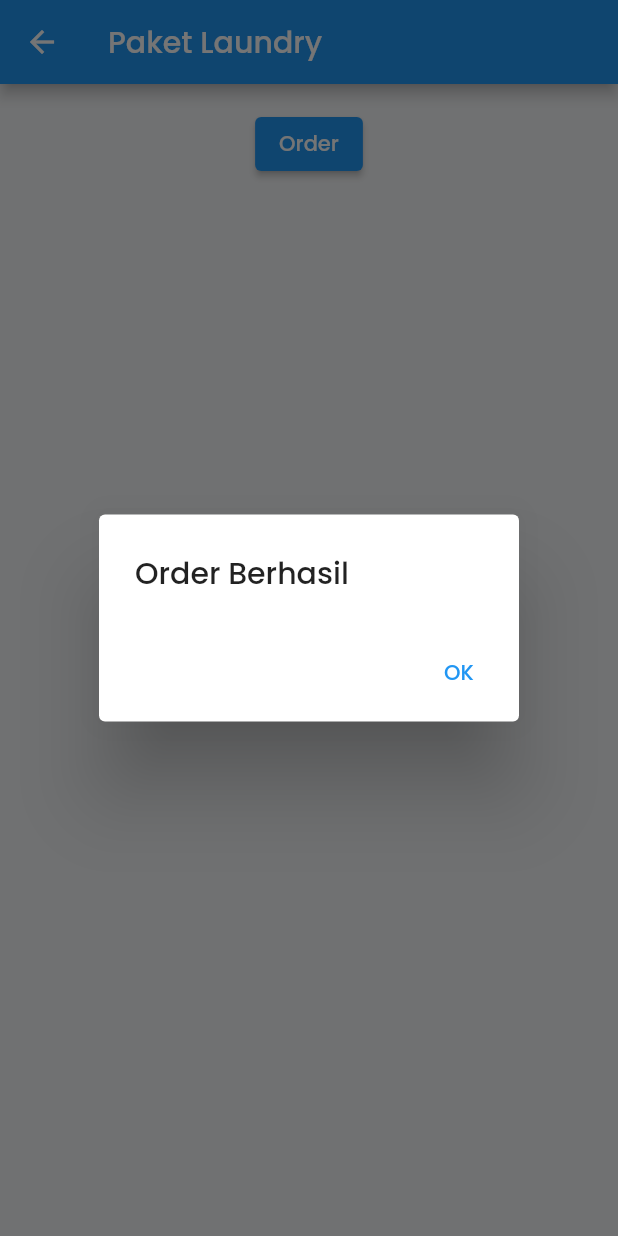
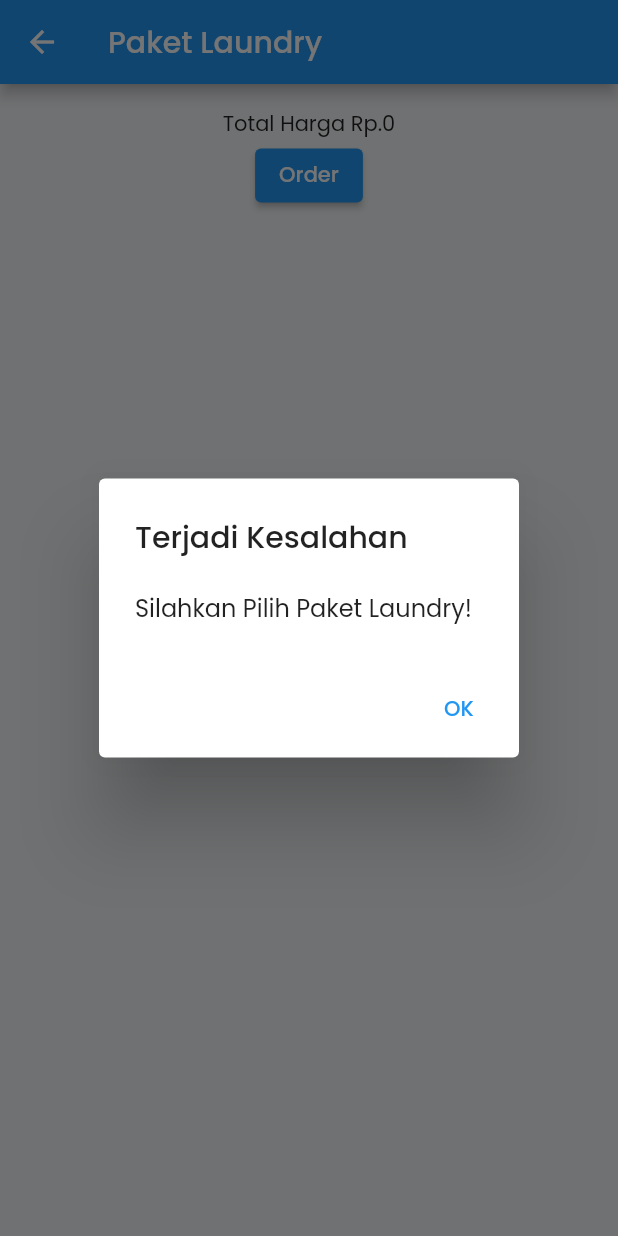
Before and after one commit to carolineadicahya/cleancare_laundry, a Flutter app: the AddOrder screen opened directly, after a tap on "Order", on a phone screen of 412 x 824 dp. Run offline on Flutter 3.47's test engine with Material 2 defaults, Android fonts, the phone set to English and light mode, and no system bars; our stand-ins replace cloud_firestore, firebase_auth, firebase_core, firebase_storage, flutter_screenutil, flutter_spinkit and 5 more; missing offline and left inert: flutter_polyline_points; accounts and stored records are empty.

Commit message:
dah order

```diff
--- a/lib/screen/user/pilih_paket.dart
+++ b/lib/screen/user/pilih_paket.dart
@@ -12,6 +12,7 @@ class _AddOrderState extends State<AddOrder> {
   final LaundryService laundryService = LaundryService();
   final OrderService orderService = OrderService();
   List<Map<String, dynamic>> item = [];
+  int total = 0;
 
   @override
   void initState() {
@@ -25,7 +26,6 @@ class _AddOrderState extends State<AddOrder> {
             'name': doc['name'],
             'price': doc['price'],
             'quantity': 0,
-            'totalPrice': 0.0,
           };
         }).toList();
       });
@@ -74,7 +74,13 @@ class _AddOrderState extends State<AddOrder> {
                             children: [
                               ElevatedButton(
                                 onPressed: () {
-                                  updateQuantity(index, -1);
+                                  var dataQuantity = item[index]['quantity'];
+                                  setState(() {
+                                    if (dataQuantity > 0) {
+                                      item[index]['quantity'] = --dataQuantity;
+                                      total -= int.parse(item[index]['price']);
+                                    }
+                                  });
                                 },
                                 style: ElevatedButton.styleFrom(
                                     shape: const CircleBorder()),
@@ -89,7 +95,11 @@ class _AddOrderState extends State<AddOrder> {
                               const SizedBox(width: 16.0),
                               ElevatedButton(
                                 onPressed: () {
-                                  updateQuantity(index, 1);
+                                  var dataQuantity = item[index]['quantity'];
+                                  setState(() {
+                                    item[index]['quantity'] = ++dataQuantity;
+                                    total += int.parse(item[index]['price']);
+                                  });
                                 },
                                 style: ElevatedButton.styleFrom(
                                     shape: const CircleBorder()),
@@ -106,6 +116,7 @@ class _AddOrderState extends State<AddOrder> {
                   );
                 },
               ),
+              Text("Total Harga Rp.${total.toString()}"),
               ElevatedButton(
                 onPressed: () async {
                   // Order button clicked, create a new order
@@ -118,18 +129,6 @@ class _AddOrderState extends State<AddOrder> {
         ),
       ),
     );
-  }
-
-  // Function to update the quantity and total price for an item
-  void updateQuantity(int index, int change) {
-    setState(() {
-      var data = item[index];
-      var newQuantity = data['quantity'] + change;
-      if (newQuantity >= 0) {
-        item[index]['quantity'] = newQuantity;
-        item[index]['totalPrice'] = data['price'] * newQuantity;
-      }
-    });
   }
 
   // Function to create a new order based on selected items
@@ -145,12 +144,12 @@ class _AddOrderState extends State<AddOrder> {
       'items': selectedItems.map((data) {
         var itemName = data['name'];
         var quantity = data['quantity'];
-        var totalPrice = data['price'] * quantity;
+        var total = int.parse(data['price']) * quantity;
 
         return {
           'itemName': itemName,
           'quantity': quantity,
-          'totalPrice': totalPrice,
+          'total': total,
         };
       }).toList(),
       'orderDate': DateTime.now(),
@@ -159,15 +158,17 @@ class _AddOrderState extends State<AddOrder> {
     print(orderData);
 
     // Call the OrderService to add the order to Firestore
-    // var orderId = await orderService.addOrder(orderData);
+    var orderId = await orderService.addOrder(orderData);
 
     // Show a success dialog with the order ID
     showDialog(
       context: context,
       builder: (BuildContext context) {
+        if (selectedItems.isNotEmpty) {
+          // Order berhasil
           return AlertDialog(
             title: Text('Order Berhasil'),
-          // content: Text('Ordermu telah terkirim dengan Order ID: $orderId'),
+            content: Text('Ordermu telah terkirim dengan Order ID: $orderId'),
             actions: <Widget>[
               TextButton(
                 onPressed: () {
@@ -177,6 +178,21 @@ class _AddOrderState extends State<AddOrder> {
               ),
             ],
           );
+        } else {
+          // Terjadi kesalahan
+          return AlertDialog(
+            title: Text('Terjadi Kesalahan'),
+            content: Text('Silahkan Pilih Paket Laundry!'),
+            actions: <Widget>[
+              TextButton(
+                onPressed: () {
+                  Navigator.of(context).pop();
+                },
+                child: Text('OK'),
+              ),
+            ],
+          );
+        }
       },
     );
   }
```
Lines whose indentation alone changed are shown as unchanged.
